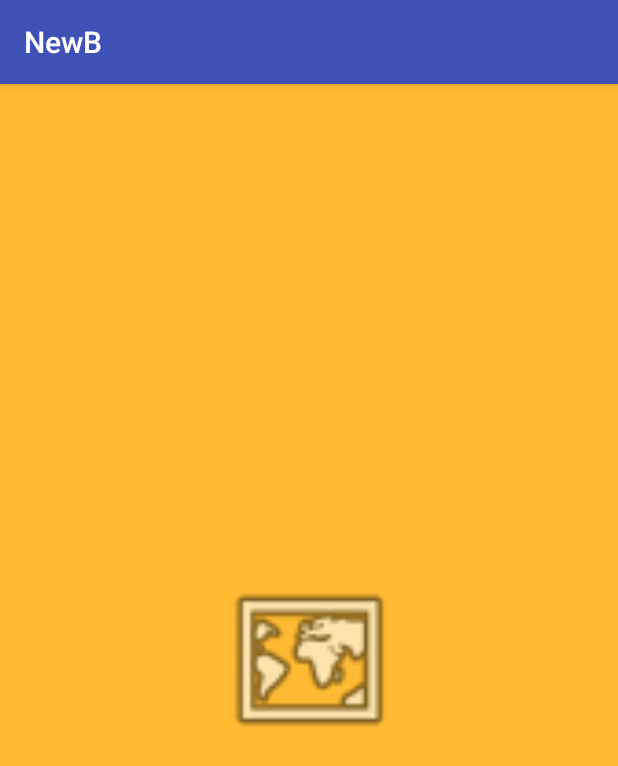
After one commit to akshaykhushu/VRS, an Android app: the SplashActivity screen opened directly, with no data from a screen before it, on a phone screen of 412 x 824 dp. The commit adds this screen. Shown: the top 766 px of the screen. Run offline under Robolectric (Android 15) with nearby library versions, the phone set to English and light mode, and no system bars.

Commit message:
Splash Screen Added

```diff
--- a/app/build.gradle
+++ b/app/build.gradle
@@ -27,6 +27,7 @@ dependencies {
     implementation 'com.android.support.constraint:constraint-layout:1.1.2'
     implementation 'org.apache.commons:commons-lang3:3.5'
     implementation 'com.google.firebase:firebase-auth:11.0.4'
+    implementation 'com.android.support:support-v4:26.1.0'
     testImplementation 'junit:junit:4.12'
     implementation 'com.firebaseui:firebase-ui-database:2.3.0'
     implementation 'com.android.support:recyclerview-v7:26.1.0'
--- a/app/src/main/java/com/example/aksha/newb/ListActivity.java
+++ b/app/src/main/java/com/example/aksha/newb/ListActivity.java
@@ -46,6 +46,7 @@ public class ListActivity extends AppCompatActivity {
         listView = findViewById(R.id.dynamicList);
         listItems = new ArrayList<>(MapsActivity.markerInfoMap.values());
         EditText et = findViewById(R.id.editTextSearchBar);
+        et.setFocusableInTouchMode(true);
         et.setOnClickListener(new View.OnClickListener() {
             @Override
             public void onClick(View v) {
--- a/app/src/main/java/com/example/aksha/newb/LoginActivity.java
+++ b/app/src/main/java/com/example/aksha/newb/LoginActivity.java
@@ -1,6 +1,7 @@
 package com.example.aksha.newb;
 
 import android.content.Intent;
+import android.os.Handler;
 import android.support.annotation.NonNull;
 import android.support.v7.app.AppCompatActivity;
 import android.os.Bundle;
--- /dev/null
+++ b/app/src/main/java/com/example/aksha/newb/SplashActivity.java
@@ -0,0 +1,38 @@
+package com.example.aksha.newb;
+
+import android.content.Intent;
+import android.os.Handler;
+import android.support.v7.app.AppCompatActivity;
+import android.os.Bundle;
+import android.view.animation.Animation;
+import android.view.animation.AnimationUtils;
+import android.widget.ImageView;
+
+public class SplashActivity extends AppCompatActivity {
+
+
+    Animation fromBottom;
+    ImageView imageView;
+    private static int SPLASH_TIME_OUT = 4000;
+    @Override
+    protected void onCreate(Bundle savedInstanceState) {
+        super.onCreate(savedInstanceState);
+        setContentView(R.layout.activity_splash);
+        imageView = findViewById(R.id.imageViewAppLogo);
+
+        fromBottom = AnimationUtils.loadAnimation(this, R.anim.frombottom);
+        fromBottom.setDuration(2000);
+
+        imageView.setAnimation(fromBottom);
+
+        new Handler().postDelayed(new Runnable() {
+            @Override
+            public void run() {
+                Intent intent = new Intent(getApplicationContext(), LoginActivity.class);
+                startActivity(intent);
+                finish();
+            }
+        }, SPLASH_TIME_OUT);
+
+    }
+}
--- /dev/null
+++ b/app/src/main/res/anim/frombottom.xml
@@ -0,0 +1,9 @@
+<?xml version="1.0" encoding="utf-8"?>
+<set xmlns:android="http://schemas.android.com/apk/res/android">
+
+    <translate
+        android:fromYDelta="100%p"
+        android:fromXDelta="0%p"
+        />
+
+</set>
--- a/app/src/main/res/layout/activity_maker_clicked_layout.xml
+++ b/app/src/main/res/layout/activity_maker_clicked_layout.xml
@@ -37,6 +37,7 @@
                 android:autoSizeTextType="uniform"
                 android:editable="false"
                 android:fontFamily="sans-serif-smallcaps"
+                android:gravity="center"
                 android:text="Name"
                 android:textSize="32sp" />
 
--- /dev/null
+++ b/app/src/main/res/layout/activity_splash.xml
@@ -0,0 +1,16 @@
+<?xml version="1.0" encoding="utf-8"?>
+<RelativeLayout xmlns:android="http://schemas.android.com/apk/res/android"
+    xmlns:app="http://schemas.android.com/apk/res-auto"
+    xmlns:tools="http://schemas.android.com/tools"
+    android:layout_width="match_parent"
+    android:background="@android:color/holo_orange_light"
+    android:layout_height="match_parent"
+    tools:context=".SplashActivity">
+
+    <ImageView
+        android:id="@+id/imageViewAppLogo"
+        android:layout_width="141dp"
+        android:layout_height="117dp"
+        android:layout_centerInParent="true"
+        app:srcCompat="@android:drawable/ic_menu_mapmode" />
+</RelativeLayout>
--- a/app/src/main/res/values/colors.xml
+++ b/app/src/main/res/values/colors.xml
@@ -3,4 +3,6 @@
     <color name="colorPrimary">#3F51B5</color>
     <color name="colorPrimaryDark">#303F9F</color>
     <color name="colorAccent">#FF4081</color>
+
+    <color name="black_overlay">#66000000</color>
 </resources>
--- a/app/src/main/res/values/strings.xml
+++ b/app/src/main/res/values/strings.xml
@@ -11,4 +11,8 @@
     </string-array>
     <string name="title_activity_maps_search">Map</string>
 
+    <string name="title_activity_splash">SplashActivity</string>
+    <string name="dummy_button">Dummy Button</string>
+    <string name="dummy_content">DUMMY\nCONTENT</string>
+
 </resources>
```
Also changed, not shown: app/src/main/AndroidManifest.xml (+7 -4 lines), app/src/main/res/layout/activity_info.xml (+29 -14 lines), app/src/main/res/values/attrs.xml (added, +12 -0 lines), app/src/main/res/values/styles.xml (+12 -0 lines).
